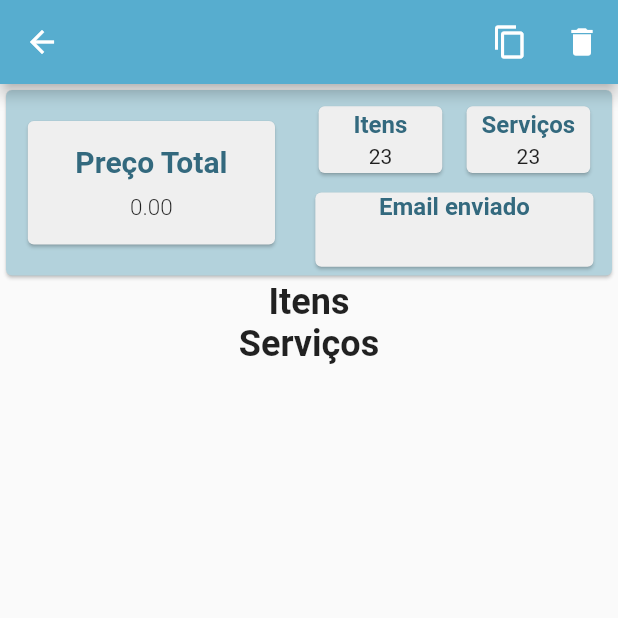
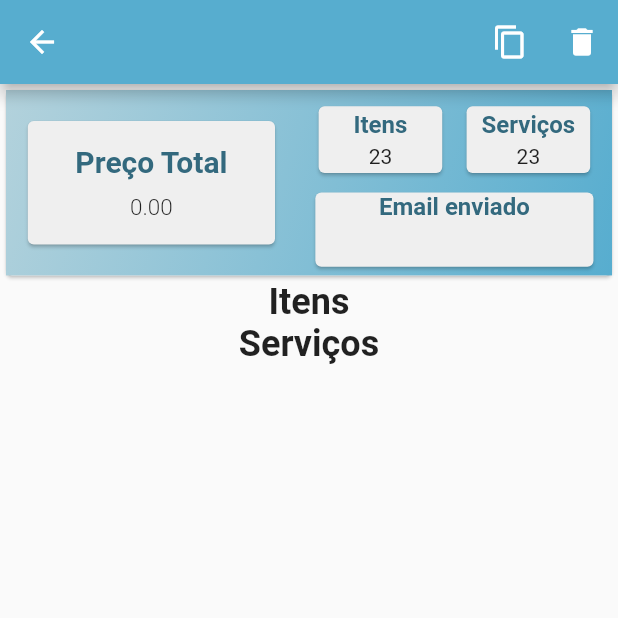
Before and after one commit to Bud-Gen/budgen-app, a Flutter app: the DetailsProjectPage screen opened directly with empty values, on a phone screen of 412 x 824 dp, the top half of it. Run offline on Flutter 3.47's test engine with Material 2 defaults, Android fonts, the light colour scheme and no system bars; our stand-ins replace flutter_mobx, mobx, package_info_plus, sqflite; missing offline and left inert: googleapis; accounts and stored records are empty; generated files the repository leaves out were written again.

Commit message:
fix: finished details project

```diff
--- a/budgen/lib/app/project/details_project/widgets/details_finished_project_header.dart
+++ b/budgen/lib/app/project/details_project/widgets/details_finished_project_header.dart
@@ -23,8 +23,14 @@ class DetailsFinishedProjectHeader extends StatelessWidget {
       mainAxisAlignment: MainAxisAlignment.center,
       children: [
         Card(
-          color: colorPalette.secondCollor,
+          // color: colorPalette.secondCollor,
           child: Container(
+            decoration: BoxDecoration(
+                gradient: LinearGradient(
+              begin: Alignment.topLeft,
+              end: Alignment.bottomRight,
+              colors: [colorPalette.secondCollor, colorPalette.primaryCollor],
+            )),
             width: screenSize.width,
             height: screenSize.height * 0.15,
             child: Row(
```
